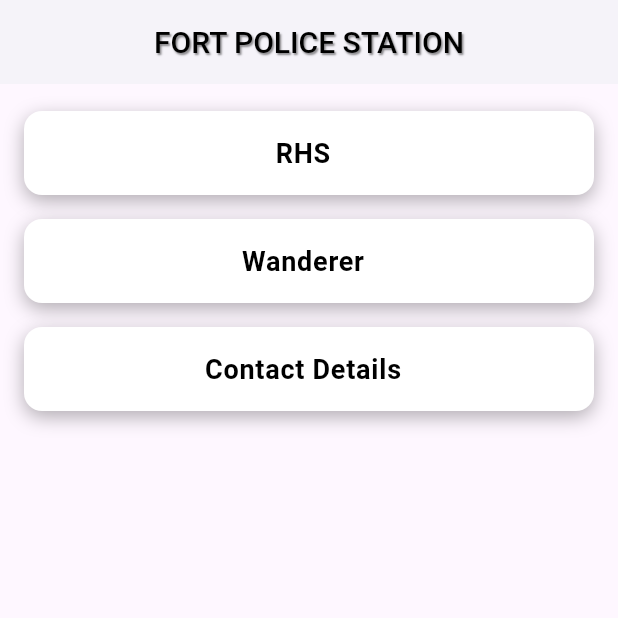
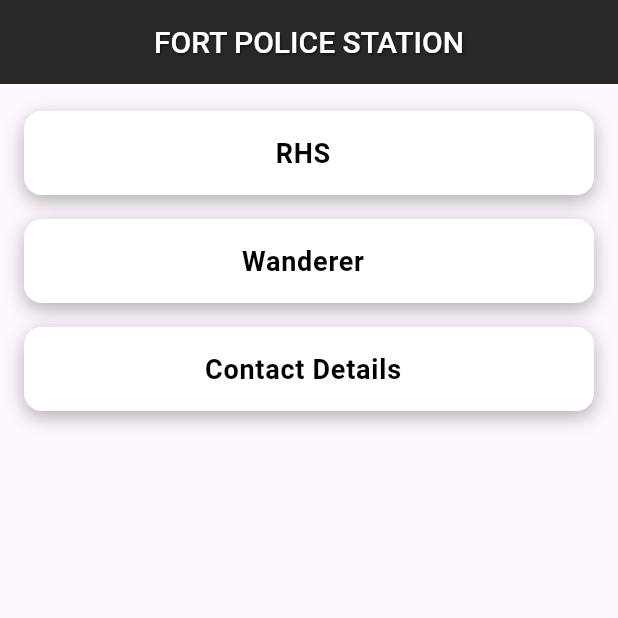
Before and after one commit to Underemployed/RHS, a Flutter app: the screen it shows after launch, on a phone screen of 412 x 824 dp, the top half of it. Run offline on Flutter 3.47's test engine with Material 3 defaults, Android fonts, the phone set to English and light mode, and no system bars; our stand-ins replace csv; Roboto replaces fonts that are missing (Poppins).

Commit message:
completed yayaya

```diff
--- a/lib/home.dart
+++ b/lib/home.dart
@@ -23,7 +23,7 @@ class _HomeState extends State<Home> {
           style: TextStyle(
             fontSize: 20,
             fontWeight: FontWeight.w500,
-            color: Colors.black,
+            color: Colors.white,
             shadows: [
               Shadow(
                 blurRadius: 1.0,
@@ -34,8 +34,8 @@ class _HomeState extends State<Home> {
           ),
         ),
         centerTitle: true,
-        elevation: 2,
-        backgroundColor: Colors.white,
+        elevation: 0.0,
+        backgroundColor: const Color.fromARGB(255, 42, 39, 39),
       ),
       body: ListView(
         children: [
--- a/lib/numbers.dart
+++ b/lib/numbers.dart
@@ -61,7 +61,7 @@ class _ContactScreenState extends State<ContactScreen> {
           String name = row[0].toString().toLowerCase();
           // String phoneNumber = row[1].toString().toLowerCase();
 
-          return name.contains(query);
+          return name.contains(query.trim());
           // || phoneNumber.contains(query);
         }).toList();
 
```
Also changed, not shown: assets/data/wanderer.csv (indentation only).
